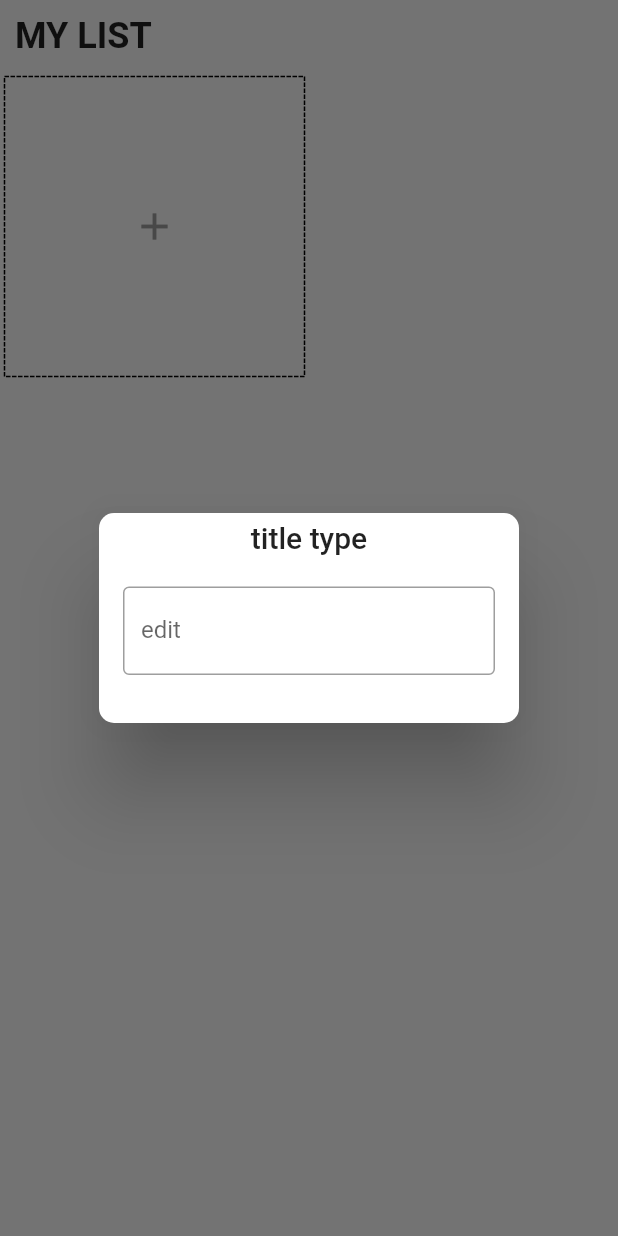
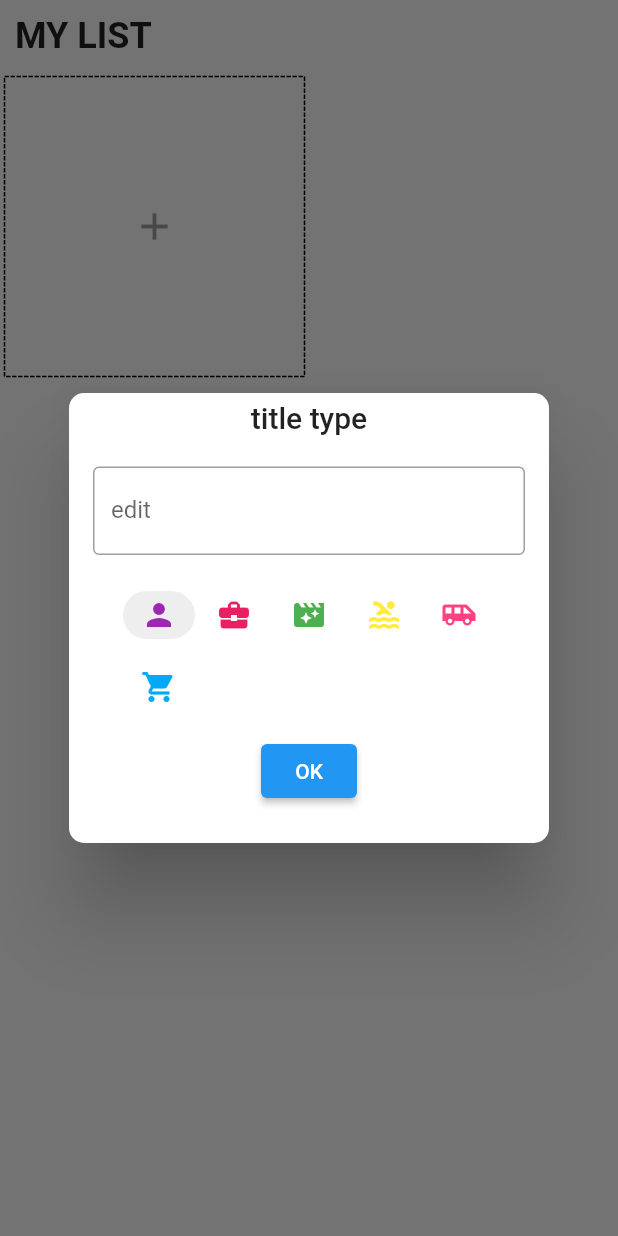
Before and after one commit to sk8rboil/todo-app, a Flutter app: the screen it shows after launch, after a tap on the "add" icon, on a phone screen of 412 x 824 dp. Run offline on Flutter 3.47's test engine with Material 2 defaults, Android fonts, the phone set to English and light mode, and no system bars; drawn by our look-alikes of dotted_border; our stand-ins replace equatable, flutter_easyloading, get, get_storage.

Commit message:
update add_card.dart

```diff
--- a/lib/app/modules/home/controller.dart
+++ b/lib/app/modules/home/controller.dart
@@ -1,3 +1,5 @@
+// ignore_for_file: unnecessary_overrides
+
 import 'package:flutter/cupertino.dart';
 import 'package:get/get.dart';
 import 'package:todo_application/app/data/models/task.dart';
@@ -9,6 +11,7 @@ class HomeController extends GetxController {
 
   final formkey = GlobalKey<FormState>();
   final tasks = <Task>[].obs;
+  final chipIndex = 0.obs;
 
   TextEditingController editCtrl = TextEditingController();
 
@@ -23,4 +26,8 @@ class HomeController extends GetxController {
   void onClose() {
     super.onClose();
   }
+
+  void changeChipIndex(int value) {
+    chipIndex.value = value;
+  }
 }
--- a/lib/app/modules/home/widgets/add_card.dart
+++ b/lib/app/modules/home/widgets/add_card.dart
@@ -1,4 +1,4 @@
-// ignore_for_file: sized_box_for_whitespace, prefer_const_constructors
+// ignore_for_file: sized_box_for_whitespace, prefer_const_constructors, unrelated_type_equality_checks
 
 import 'package:dotted_border/dotted_border.dart';
 import 'package:flutter/material.dart';
@@ -12,7 +12,7 @@ class AddCard extends StatelessWidget {
 
   @override
   Widget build(BuildContext context) {
-    final icon = getIcons();
+    final icons = getIcons();
     var squareWidth = Get.width - 12.0;
 
     return Container(
@@ -45,6 +45,29 @@ class AddCard extends StatelessWidget {
                         },
                       ),
                     ),
+                    Padding(
+                      padding: const EdgeInsets.all(8.0),
+                      child: Wrap(
+                        spacing: 2.0,
+                        children: icons
+                            .map((e) => Obx(() {
+                                  final index = icons.indexOf(e);
+                                  return ChoiceChip(
+                                    selectedColor: Colors.grey[200],
+                                    pressElevation: 0,
+                                    backgroundColor: Colors.white,
+                                    label: e,
+                                    selected: homeCtrl.chipIndex.value == index,
+                                    onSelected: (bool selected) {
+                                      homeCtrl.chipIndex.value =
+                                          selected ? index : 0;
+                                    },
+                                  );
+                                }))
+                            .toList(),
+                      ),
+                    ),
+                    ElevatedButton(onPressed: () {}, child: Text('OK')),
                   ],
                 )),
           );
```
